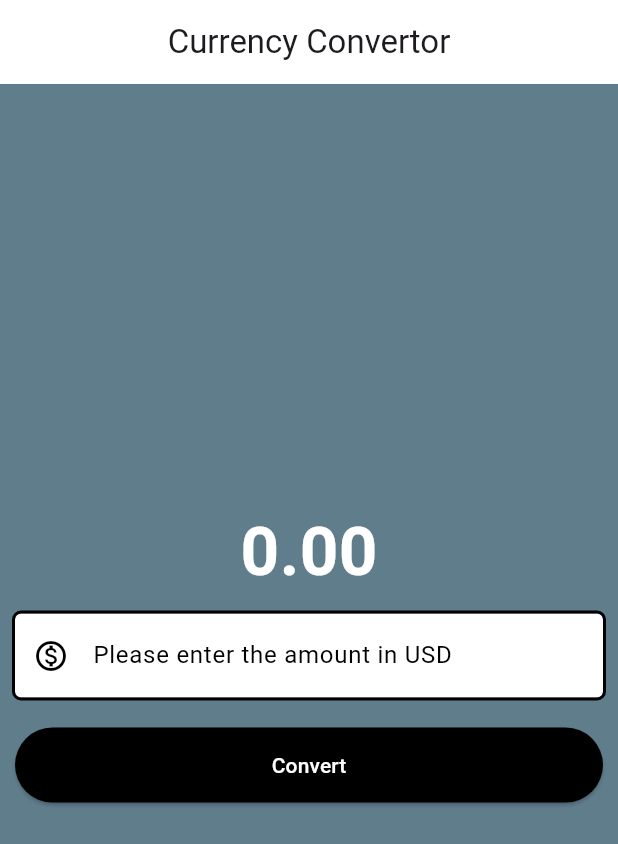
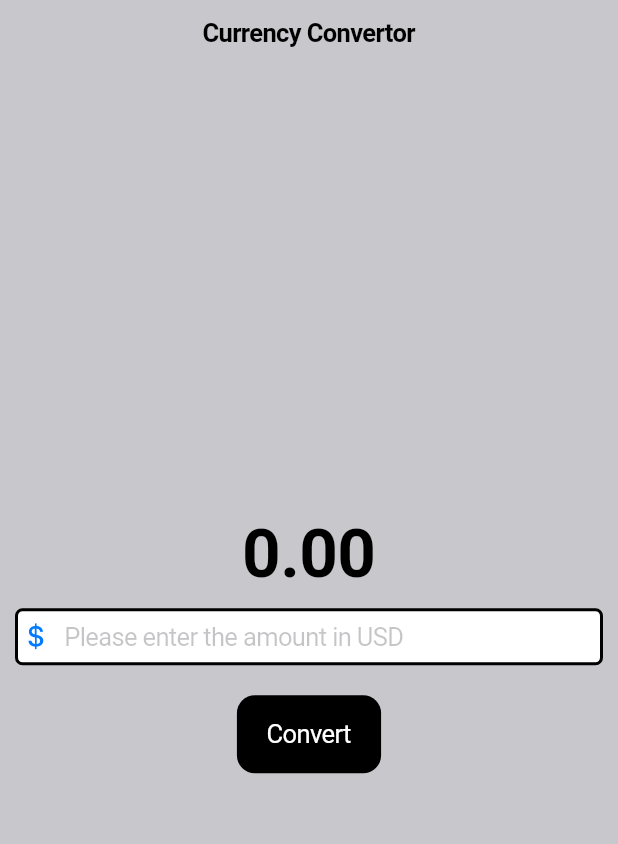
Before and after one commit to bamya470/flutter_project, a Flutter app: the screen it shows after launch, on a phone screen of 412 x 824 dp. Shown: the top 844 px of the screen. Run offline on Flutter 3.47's test engine with Material 3 defaults, Android fonts, the phone set to English and light mode, and no system bars.

Commit message:
Completed currency converter project in materialapp and cupertinoapp

```diff
--- /dev/null
+++ b/practice_project/lib/currency_converter_cupertino_page.dart
@@ -0,0 +1,81 @@
+import 'package:flutter/cupertino.dart';
+
+class CurrencyConverterCupertinoPage extends StatefulWidget {
+  const CurrencyConverterCupertinoPage({super.key});
+
+  @override
+  State<CurrencyConverterCupertinoPage> createState() => _CurrencyConverterCupertinoPageState();
+}
+
+class _CurrencyConverterCupertinoPageState extends State<CurrencyConverterCupertinoPage> {
+
+  double result = 0.0;
+  final TextEditingController value = TextEditingController();
+
+  void convert() {
+    setState(() {
+      result = double.parse(value.text) * 81;
+    });
+  }
+
+  @override
+  Widget build(BuildContext context) {
+
+    return CupertinoPageScaffold(
+      backgroundColor: CupertinoColors.systemGrey3,
+      navigationBar: const CupertinoNavigationBar(
+        middle: Text('Currency Convertor'),
+        backgroundColor: CupertinoColors.systemGrey3,
+      ),
+      child: Center(
+        child: Column(
+          mainAxisAlignment: MainAxisAlignment.center,
+          crossAxisAlignment: CrossAxisAlignment.center,
+          children: [
+            Text(
+              result.toStringAsFixed(2),
+              style: TextStyle(
+                fontSize: 45,
+                fontWeight: FontWeight.w700,
+                color: CupertinoColors.black,
+              ),
+            ),
+            Padding(
+              padding: const EdgeInsets.all(10.0),
+              child: CupertinoTextField(
+                controller: value,
+                style: const TextStyle(
+                  color: CupertinoColors.black,
+                ),
+                decoration: BoxDecoration(
+                  color: CupertinoColors.white,
+                  border: Border.all(
+                    color: CupertinoColors.black,
+                    width: 2.0,
+                  ),
+                  borderRadius: BorderRadius.circular(5.0),
+                ),
+                placeholder: 'Please enter the amount in USD',
+                prefix: const Icon(CupertinoIcons.money_dollar),
+                keyboardType: TextInputType.numberWithOptions(decimal: true),
+              ),
+            ),
+            Padding(
+              padding: const EdgeInsets.all(10.0),
+              child: CupertinoButton(
+                onPressed:convert,
+                color: CupertinoColors.black,
+                child: const Text(
+                  'Convert',
+                  style: TextStyle(
+                    color: CupertinoColors.white,
+                  )
+                ),
+              ),
+            ),
+          ],
+        ),
+      ),
+    );
+  }
+}
--- a/practice_project/lib/main.dart
+++ b/practice_project/lib/main.dart
@@ -1,8 +1,10 @@
+import 'package:flutter/cupertino.dart';
 import 'package:flutter/material.dart';
+import 'package:practice_project/currency_converter_cupertino_page.dart';
 import 'package:practice_project/currency_convertor_matarial_page.dart';
 
 void main() {
-  runApp(const MyApp());
+  runApp(const MyCupertinoApp());
 }
 
 class MyApp extends StatelessWidget{
@@ -16,3 +18,14 @@ class MyApp extends StatelessWidget{
    );
   }
 }
+
+class MyCupertinoApp extends StatelessWidget {
+  const MyCupertinoApp({super.key});
+
+  @override
+  Widget build(BuildContext context) {
+    return const CupertinoApp(
+    home: CurrencyConverterCupertinoPage(),
+   );
+  }
+}
```
